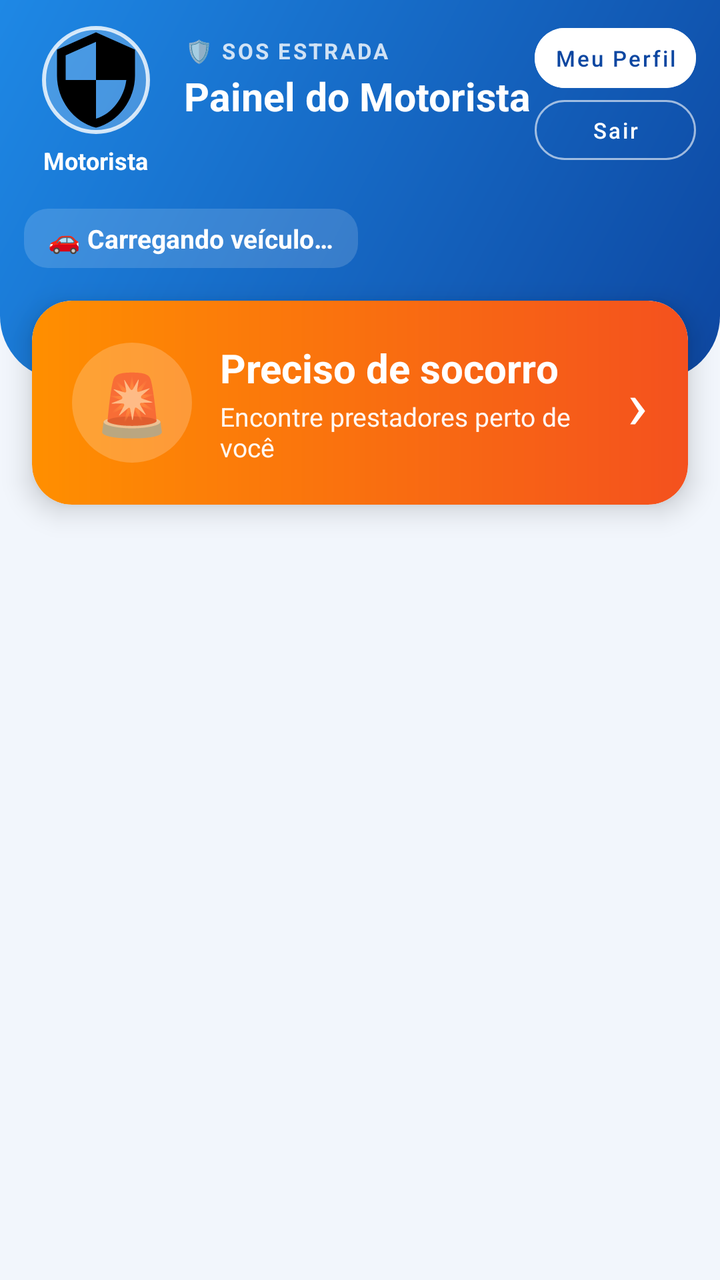
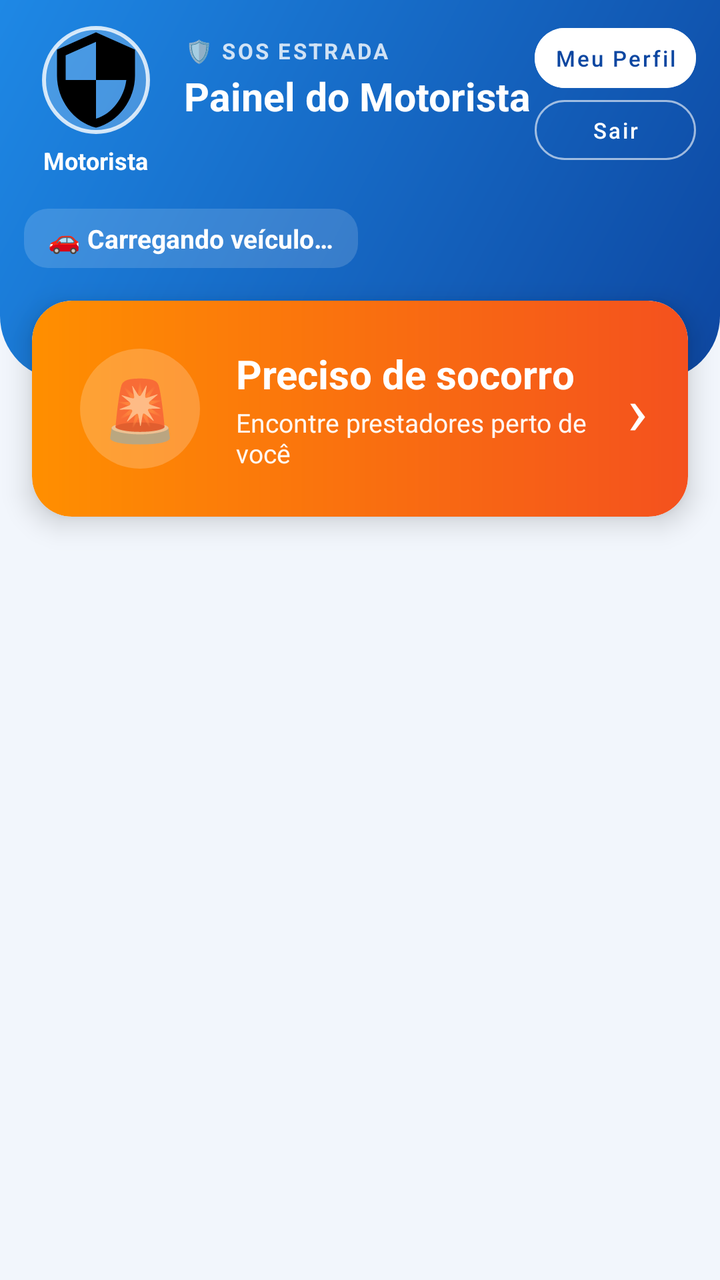

Two renders of the same Android screen: before a commit and after it. Below are the layout's source before the change and the commit's diff.
<!-- AndroidManifest.xml: application theme Theme.MaterialComponents.Light.NoActionBar -->
<!-- res/layout/activity_motorista_dashboard.xml -->
<?xml version="1.0" encoding="utf-8"?>
<ScrollView xmlns:android="http://schemas.android.com/apk/res/android"
    xmlns:app="http://schemas.android.com/apk/res-auto"
    xmlns:tools="http://schemas.android.com/tools"
    android:layout_width="match_parent"
    android:layout_height="match_parent"
    android:background="@color/motorista_fundo"
    android:fillViewport="true"
    android:fitsSystemWindows="true"
    tools:context=".MotoristaDashboardActivity">

    <LinearLayout
        android:layout_width="match_parent"
        android:layout_height="wrap_content"
        android:orientation="vertical">

        
        <LinearLayout
            android:layout_width="match_parent"
            android:layout_height="wrap_content"
            android:background="@drawable/bg_motorista_header"
            android:orientation="vertical"
            android:paddingStart="12dp"
            android:paddingTop="12dp"
            android:paddingEnd="12dp"
            android:paddingBottom="56dp">

            <LinearLayout
                android:layout_width="match_parent"
                android:layout_height="wrap_content"
                android:gravity="top"
                android:orientation="horizontal">

                
                <LinearLayout
                    android:layout_width="72dp"
                    android:layout_height="wrap_content"
                    android:gravity="center_horizontal"
                    android:orientation="vertical">

                    <com.google.android.material.imageview.ShapeableImageView
                        android:id="@+id/ivFotoMotoristaPainel"
                        android:layout_width="56dp"
                        android:layout_height="56dp"
                        android:background="#33FFFFFF"
                        android:padding="2dp"
                        android:scaleType="centerCrop"
                        android:src="@drawable/ic_admin"
                        app:shapeAppearanceOverlay="@style/AdminLogoCircular"
                        app:strokeColor="#CCFFFFFF"
                        app:strokeWidth="2dp" />

                    <TextView
                        android:id="@+id/tvNomeMotoristaPainel"
                        android:layout_width="wrap_content"
                        android:layout_height="wrap_content"
                        android:layout_marginTop="4dp"
                        android:ellipsize="end"
                        android:gravity="center"
                        android:maxLines="1"
                        android:text="Motorista"
                        android:textColor="@android:color/white"
                        android:textSize="12sp"
                        android:textStyle="bold" />
                </LinearLayout>

                <LinearLayout
                    android:layout_width="0dp"
                    android:layout_height="wrap_content"
                    android:layout_marginStart="8dp"
                    android:layout_marginTop="6dp"
                    android:layout_weight="1"
                    android:orientation="vertical">

                    <TextView
                        android:layout_width="wrap_content"
                        android:layout_height="wrap_content"
                        android:letterSpacing="0.1"
                        android:text="🛡️ SOS ESTRADA"
                        android:textColor="#CCFFFFFF"
                        android:textSize="11sp"
                        android:textStyle="bold" />

                    <TextView
                        android:layout_width="match_parent"
                        android:layout_height="28dp"
                        android:layout_marginTop="2dp"
                        android:maxLines="1"
                        android:text="Painel do Motorista"
                        android:textColor="@android:color/white"
                        android:textStyle="bold"
                        app:autoSizeMaxTextSize="20sp"
                        app:autoSizeMinTextSize="13sp"
                        app:autoSizeTextType="uniform" />
                </LinearLayout>

                <LinearLayout
                    android:layout_width="wrap_content"
                    android:layout_height="wrap_content"
                    android:layout_marginTop="2dp"
                    android:orientation="vertical">

                    <com.google.android.material.button.MaterialButton
                        android:id="@+id/btnMeuPerfilMotorista"
                        style="@style/Widget.MaterialComponents.Button.UnelevatedButton"
                        android:layout_width="match_parent"
                        android:layout_height="30dp"
                        android:backgroundTint="@android:color/white"
                        android:insetTop="0dp"
                        android:insetBottom="0dp"
                        android:minWidth="0dp"
                        android:minHeight="0dp"
                        android:paddingStart="10dp"
                        android:paddingEnd="10dp"
                        android:text="Meu Perfil"
                        android:textAllCaps="false"
                        android:textColor="@color/motorista_azul_escuro"
                        android:textSize="11sp"
                        app:cornerRadius="15dp" />

                    <com.google.android.material.button.MaterialButton
                        android:id="@+id/btnVoltar"
                        style="@style/Widget.MaterialComponents.Button.OutlinedButton"
                        android:layout_width="match_parent"
                        android:layout_height="30dp"
                        android:layout_marginTop="6dp"
                        android:insetTop="0dp"
                        android:insetBottom="0dp"
                        android:minWidth="0dp"
                        android:minHeight="0dp"
                        android:paddingStart="10dp"
                        android:paddingEnd="10dp"
                        android:text="Sair"
                        android:textAllCaps="false"
                        android:textColor="@android:color/white"
                        android:textSize="11sp"
                        app:cornerRadius="15dp"
                        app:strokeColor="#99FFFFFF" />
                </LinearLayout>
            </LinearLayout>

            
            <TextView
                android:id="@+id/tvVeiculoPainel"
                android:layout_width="wrap_content"
                android:layout_height="wrap_content"
                android:layout_marginTop="16dp"
                android:background="@drawable/bg_admin_chip"
                android:backgroundTint="#26FFFFFF"
                android:paddingStart="12dp"
                android:paddingTop="6dp"
                android:paddingEnd="12dp"
                android:paddingBottom="6dp"
                android:text="🚗 Carregando veículo…"
                android:textColor="@android:color/white"
                android:textSize="13sp"
                android:textStyle="bold" />
        </LinearLayout>

        
        <com.google.android.material.card.MaterialCardView
            android:id="@+id/btnSocorro"
            android:layout_width="match_parent"
            android:layout_height="wrap_content"
            android:layout_marginStart="16dp"
            android:layout_marginTop="-40dp"
            android:layout_marginEnd="16dp"
            android:clickable="true"
            android:focusable="true"
            app:cardCornerRadius="20dp"
            app:cardElevation="8dp">

            <LinearLayout
                android:layout_width="match_parent"
                android:layout_height="wrap_content"
                android:background="@drawable/bg_motorista_socorro"
                android:gravity="center_vertical"
                android:orientation="horizontal"
                android:padding="20dp">

                <TextView
                    android:layout_width="60dp"
                    android:layout_height="60dp"
                    android:background="@drawable/bg_admin_avatar"
                    android:backgroundTint="#33FFFFFF"
                    android:gravity="center"
                    android:text="🚨"
                    android:textSize="30sp" />

                <LinearLayout
                    android:layout_width="0dp"
                    android:layout_height="wrap_content"
                    android:layout_marginStart="14dp"
                    android:layout_weight="1"
                    android:orientation="vertical">

                    <TextView
                        android:layout_width="wrap_content"
                        android:layout_height="wrap_content"
                        android:text="Preciso de socorro"
                        android:textColor="@android:color/white"
                        android:textSize="20sp"
                        android:textStyle="bold" />

                    <TextView
                        android:layout_width="wrap_content"
                        android:layout_height="wrap_content"
                        android:layout_marginTop="2dp"
                        android:text="Encontre prestadores perto de você"
                        android:textColor="#F2FFFFFF"
                        android:textSize="13sp" />
                </LinearLayout>

                <TextView
                    android:layout_width="wrap_content"
                    android:layout_height="wrap_content"
                    android:text="›"
                    android:textColor="@android:color/white"
                    android:textSize="34sp" />
            </LinearLayout>
        </com.google.android.material.card.MaterialCardView>

    </LinearLayout>
</ScrollView>
<!-- resources referenced by this layout -->
<resources>
  <color name="motorista_azul_escuro">#0D47A1</color>
  <color name="motorista_fundo">#F2F6FC</color>
  <!-- drawable bg_admin_avatar (drawable) -->
  <?xml version="1.0" encoding="utf-8"?>
  <shape xmlns:android="http://schemas.android.com/apk/res/android" android:shape="oval">
      <solid android:color="#FFFFFF" />
  </shape>
  <!-- drawable bg_admin_chip (drawable) -->
  <?xml version="1.0" encoding="utf-8"?>
  <shape xmlns:android="http://schemas.android.com/apk/res/android" android:shape="rectangle">
      <solid android:color="#FFFFFF" />
      <corners android:radius="12dp" />
  </shape>
  <!-- drawable bg_motorista_header (drawable) -->
  <?xml version="1.0" encoding="utf-8"?>
  <shape xmlns:android="http://schemas.android.com/apk/res/android" android:shape="rectangle">
      <gradient
          android:angle="315"
          android:startColor="@color/motorista_azul"
          android:endColor="@color/motorista_azul_escuro" />
      <corners
          android:bottomLeftRadius="32dp"
          android:bottomRightRadius="32dp" />
  </shape>
  <!-- drawable bg_motorista_socorro (drawable) -->
  <?xml version="1.0" encoding="utf-8"?>
  <shape xmlns:android="http://schemas.android.com/apk/res/android" android:shape="rectangle">
      <gradient
          android:angle="0"
          android:startColor="@color/motorista_socorro_inicio"
          android:endColor="@color/motorista_socorro_fim" />
      <corners android:radius="20dp" />
  </shape>
  <!-- drawable ic_admin (drawable) -->
  <vector xmlns:android="http://schemas.android.com/apk/res/android"
      android:width="24dp"
      android:height="24dp"
      android:viewportWidth="24"
      android:viewportHeight="24">
      <path
          android:fillColor="#FF000000"
          android:pathData="M12,1L3,5v6c0,5.55 3.84,10.74 9,12 5.16,-1.26 9,-6.45 9,-12V5l-9,-4zM12,11.99h7c-0.53,4.12 -3.28,7.79 -7,8.94V12H5V6.3l7,-3.11v8.8z"/>
  </vector>
  <style name="AdminLogoCircular">
          <item name="cornerFamily">rounded</item>
          <item name="cornerSize">50%</item>
      </style>
  <color name="motorista_azul">#1E88E5</color>
  <color name="motorista_socorro_inicio">#FF8F00</color>
  <color name="motorista_socorro_fim">#F4511E</color>
</resources>

<!-- the commit's change to res/layout/activity_motorista_dashboard.xml (unified diff, before → after) -->
@@ -178,14 +178,25 @@
                 android:orientation="horizontal"
                 android:padding="20dp">
 
-                <TextView
-                    android:layout_width="60dp"
-                    android:layout_height="60dp"
-                    android:background="@drawable/bg_admin_avatar"
-                    android:backgroundTint="#33FFFFFF"
-                    android:gravity="center"
-                    android:text="🚨"
-                    android:textSize="30sp" />
+                
+                <FrameLayout
+                    android:layout_width="wrap_content"
+                    android:layout_height="wrap_content">
+
+                    <TextView
+                        android:layout_width="60dp"
+                        android:layout_height="60dp"
+                        android:layout_margin="4dp"
+                        android:background="@drawable/bg_admin_avatar"
+                        android:backgroundTint="#33FFFFFF"
+                        android:gravity="center"
+                        android:text="🚨"
+                        android:textSize="30sp" />
+
+                    <TextView
+                        android:id="@+id/badgeSocorro"
+                        style="@style/BadgeNotificacao" />
+                </FrameLayout>
 
                 <LinearLayout
                     android:layout_width="0dp"
<!-- resource entries referenced after the edit -->
@@ -47,8 +47,34 @@
           <item name="cornerFamily">rounded</item>
           <item name="cornerSize">50%</item>
       </style>
+  <style name="BadgeNotificacao">
+          <item name="android:layout_width">wrap_content</item>
+          <item name="android:layout_height">wrap_content</item>
+          <item name="android:layout_gravity">top|end</item>
+          <item name="android:minWidth">20dp</item>
+          <item name="android:minHeight">20dp</item>
+          <item name="android:gravity">center</item>
+          <item name="android:paddingStart">5dp</item>
+          <item name="android:paddingEnd">5dp</item>
+          <item name="android:background">@drawable/bg_badge_notificacao</item>
+          <item name="android:textColor">#FFFFFF</item>
+          <item name="android:textSize">11sp</item>
+          <item name="android:textStyle">bold</item>
+          <item name="android:elevation">6dp</item>
+          <item name="android:visibility">gone</item>
+      </style>
   <color name="motorista_azul">#1E88E5</color>
   <color name="motorista_socorro_inicio">#FF8F00</color>
   <color name="motorista_socorro_fim">#F4511E</color>
+  <!-- drawable bg_badge_notificacao (drawable) -->
+  <?xml version="1.0" encoding="utf-8"?>
+  <shape xmlns:android="http://schemas.android.com/apk/res/android"
+      android:shape="rectangle">
+      <solid android:color="#D32F2F" />
+      <corners android:radius="10dp" />
+      <stroke
+          android:width="1.5dp"
+          android:color="#FFFFFF" />
+  </shape>
 </resources>
 
